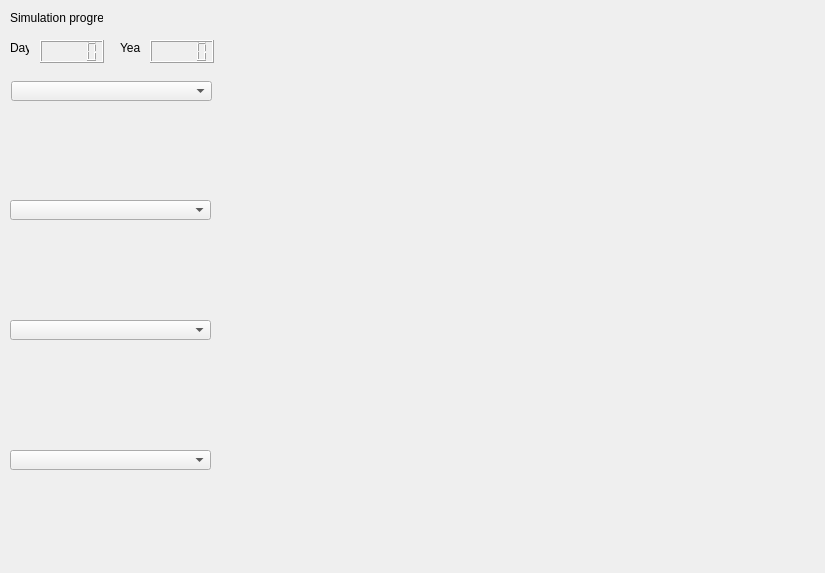
The window that uis/qtdesigners/output_map.ui (uttu90/stella) describes before a commit, drawn with Qt 5.
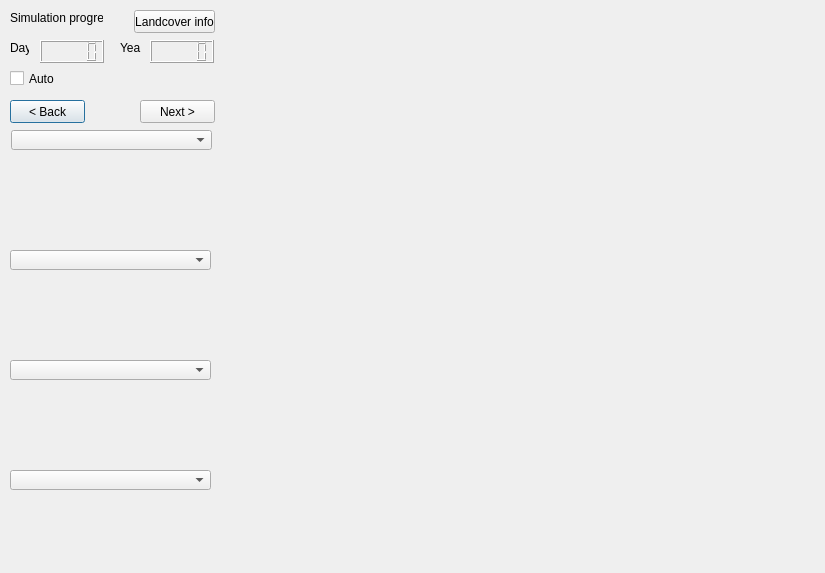
The same window after the commit.

What changed in the file:
```diff
--- a/uis/qtdesigners/output_map.ui
+++ b/uis/qtdesigners/output_map.ui
@@ -17,7 +17,7 @@
    <property name="geometry">
     <rect>
      <x>10</x>
-     <y>200</y>
+     <y>250</y>
      <width>201</width>
      <height>20</height>
     </rect>
@@ -93,7 +93,7 @@
    <property name="geometry">
     <rect>
      <x>10</x>
-     <y>320</y>
+     <y>360</y>
      <width>201</width>
      <height>20</height>
     </rect>
@@ -119,7 +119,7 @@
    <property name="geometry">
     <rect>
      <x>10</x>
-     <y>450</y>
+     <y>470</y>
      <width>201</width>
      <height>20</height>
     </rect>
@@ -148,7 +148,7 @@
    <property name="geometry">
     <rect>
      <x>11</x>
-     <y>81</y>
+     <y>130</y>
      <width>201</width>
      <height>20</height>
     </rect>
@@ -170,6 +170,58 @@
     </size>
    </property>
   </widget>
+  <widget class="QCheckBox" name="checkBox">
+   <property name="geometry">
+    <rect>
+     <x>10</x>
+     <y>70</y>
+     <width>70</width>
+     <height>17</height>
+    </rect>
+   </property>
+   <property name="text">
+    <string>Auto</string>
+   </property>
+  </widget>
+  <widget class="QPushButton" name="backBtn">
+   <property name="geometry">
+    <rect>
+     <x>10</x>
+     <y>100</y>
+     <width>75</width>
+     <height>23</height>
+    </rect>
+   </property>
+   <property name="text">
+    <string>&lt; Back</string>
+   </property>
+  </widget>
+  <widget class="QPushButton" name="nextBtn">
+   <property name="geometry">
+    <rect>
+     <x>140</x>
+     <y>100</y>
+     <width>75</width>
+     <height>23</height>
+    </rect>
+   </property>
+   <property name="text">
+    <string>Next &gt;</string>
+   </property>
+  </widget>
+  <widget class="QPushButton" name="landcoverInfo">
+   <property name="geometry">
+    <rect>
+     <x>134</x>
+     <y>10</y>
+     <width>81</width>
+     <height>23</height>
+    </rect>
+   </property>
+   <property name="text">
+    <string>Landcover info</string>
+   </property>
+  </widget>
  </widget>
  <resources/>
  <connections/>
```
